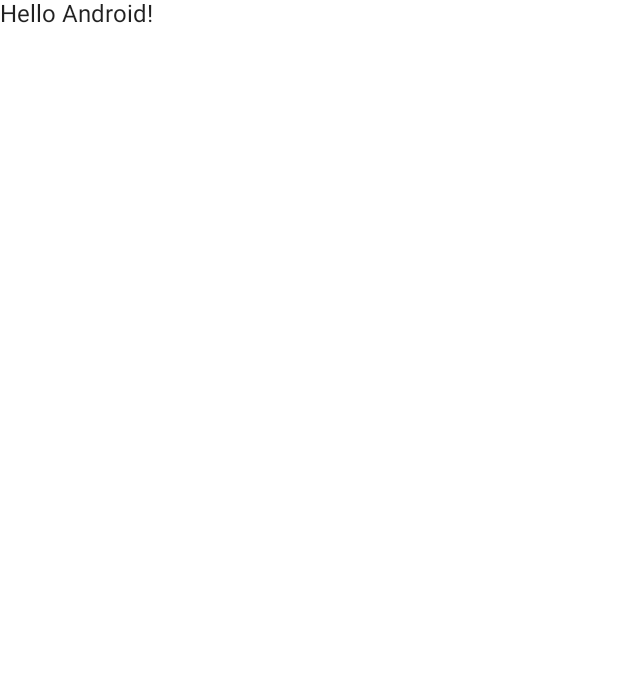
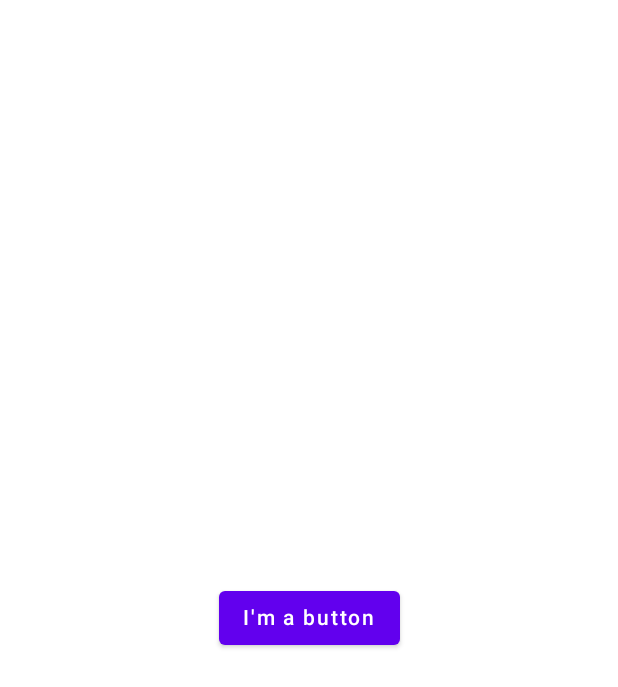
Before and after one commit to stanleyguevara/DustyTools, an Android app built with Jetpack Compose: the screen it shows after launch (MainActivity), on a phone screen of 412 x 824 dp. Before the commit the part shown is almost empty. Shown: the top 687 px of the screen. Run offline under Robolectric (Android 15) with nearby library versions, the phone set to English and light mode, and no system bars; our stand-ins replace Dagger/Hilt's generated code, Timber.

Commit message:
Compose button

```diff
--- a/app/build.gradle
+++ b/app/build.gradle
@@ -60,6 +60,7 @@ dependencies {
     implementation "org.jetbrains.kotlinx:kotlinx-coroutines-android:1.6.4"
     implementation 'com.google.dagger:hilt-android:2.44.2'
     implementation "androidx.navigation:navigation-compose:2.5.3"
+    implementation 'com.jakewharton.timber:timber:5.0.1'
     kapt 'com.google.dagger:hilt-compiler:2.44.2'
     testImplementation 'junit:junit:4.13.2'
     androidTestImplementation 'androidx.test.ext:junit:1.1.4'
--- a/app/src/main/java/com/stanleyguevara/dustytools/DustyToolsApp.kt
+++ b/app/src/main/java/com/stanleyguevara/dustytools/DustyToolsApp.kt
@@ -2,7 +2,13 @@ package com.stanleyguevara.dustytools
 
 import android.app.Application
 import dagger.hilt.android.HiltAndroidApp
+import timber.log.Timber
 
 @HiltAndroidApp
 class DustyToolsApp : Application() {
+
+    override fun onCreate() {
+        super.onCreate()
+        Timber.plant(Timber.DebugTree())
+    }
 }
--- a/app/src/main/java/com/stanleyguevara/dustytools/MainActivity.kt
+++ b/app/src/main/java/com/stanleyguevara/dustytools/MainActivity.kt
@@ -4,6 +4,8 @@ import android.os.Bundle
 import androidx.activity.ComponentActivity
 import androidx.activity.compose.setContent
 import androidx.compose.foundation.layout.fillMaxSize
+import androidx.compose.foundation.layout.wrapContentSize
+import androidx.compose.material.Button
 import androidx.compose.material.MaterialTheme
 import androidx.compose.material.Surface
 import androidx.compose.material.Text
@@ -11,19 +13,15 @@ import androidx.compose.runtime.Composable
 import androidx.compose.ui.Modifier
 import androidx.compose.ui.tooling.preview.Preview
 import com.stanleyguevara.dustytools.ui.theme.DustyToolsTheme
-import kotlinx.coroutines.channels.Channel
-import kotlinx.coroutines.delay
-import kotlinx.coroutines.launch
-import kotlinx.coroutines.runBlocking
+import timber.log.Timber
 
 class MainActivity : ComponentActivity() {
     override fun onCreate(savedInstanceState: Bundle?) {
         super.onCreate(savedInstanceState)
         setContent {
             DustyToolsTheme {
-                // A surface container using the 'background' color from the theme
                 Surface(modifier = Modifier.fillMaxSize(), color = MaterialTheme.colors.background) {
-                    Greeting("Android")
+                    NextScreenButton { Timber.d("I was clicked") }
                 }
             }
         }
@@ -35,6 +33,13 @@ fun Greeting(name: String) {
     Text(text = "Hello $name!")
 }
 
+@Composable
+fun NextScreenButton(onClick: () -> Unit) {
+    Button(modifier = Modifier.wrapContentSize(), onClick = onClick) {
+        Text(text = "I'm a button")
+    }
+}
+
 @Preview(showBackground = true)
 @Composable
 fun DefaultPreview() {
@@ -43,18 +48,10 @@ fun DefaultPreview() {
     }
 }
 
-fun main() {
-    runBlocking {
-        val channel = Channel<Int>()
-        launch {
-            for (x in 1..5) {
-                channel.send(x * x)
-                delay(1000)
-            }
-            channel.close() // we're done sending
-        }
-        // here we print received values using `for` loop (until the channel is closed)
-        for (y in channel) println(y)
-        println("Done!")
+@Preview(showBackground = true)
+@Composable
+fun NextScreenButtonPreview() {
+    DustyToolsTheme {
+        NextScreenButton { Timber.d("I was clicked") }
     }
 }
```
Also changed, not shown: app/src/main/java/com/stanleyguevara/dustytools/Playground.kt (added, +22 -0 lines).
